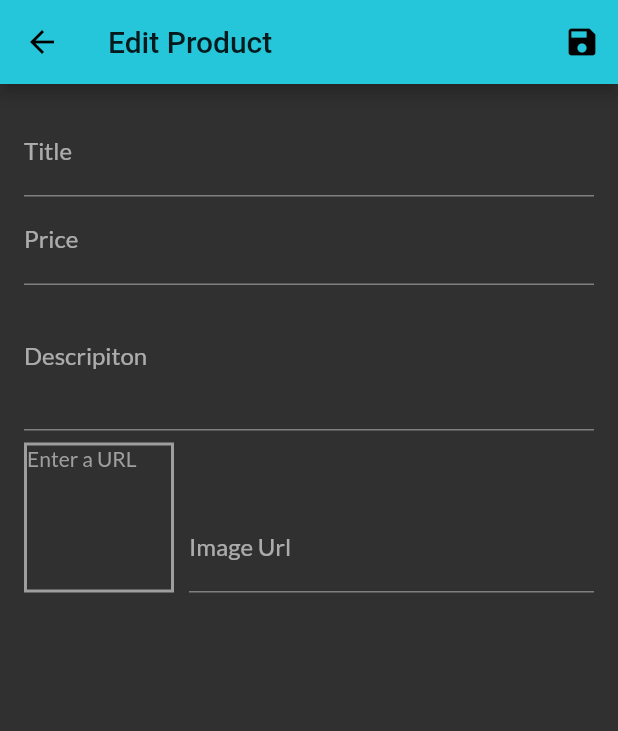
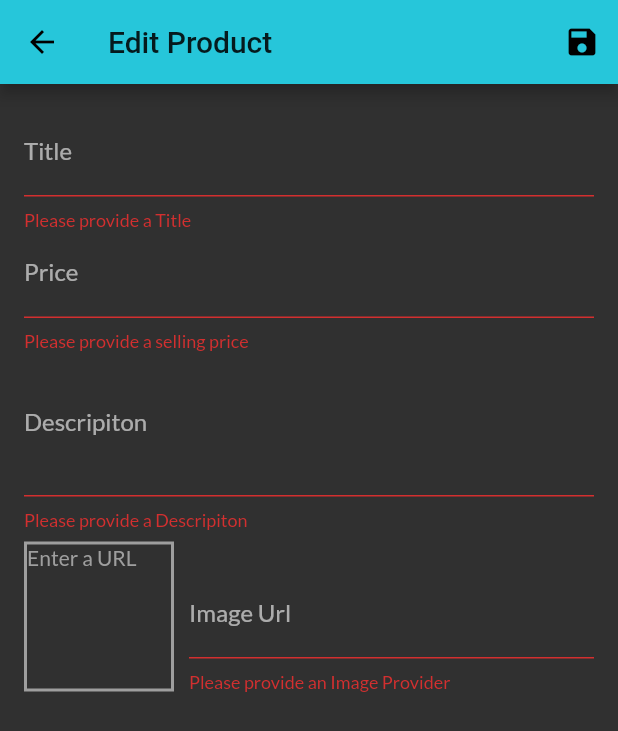
Before and after one commit to Breldan-Muturi/E-commerce-App, a Flutter app: the EditProductScreen screen opened by its route, after a tap on the "save" icon, on a phone screen of 412 x 824 dp. Shown: the top 731 px of the screen. Run offline on Flutter 3.47's test engine with Material 2 defaults, Android fonts, the phone set to English and light mode, and no system bars; our stand-ins replace google_fonts; network calls fail.

```diff
--- a/lib/screens/edit_product_screen.dart
+++ b/lib/screens/edit_product_screen.dart
@@ -1,5 +1,7 @@
 import 'package:flutter/material.dart';
+import 'package:provider/provider.dart';
 import 'package:shopapp/providers/product.dart';
+import 'package:shopapp/providers/products.dart';
 
 class EditProductScreen extends StatefulWidget {
   static const routeName = '/edit-product';
@@ -22,10 +24,39 @@ class _EditProductScreenState extends State<EditProductScreen> {
     imageUrl: '',
   );
 
+  var _initValues = {
+    'title': '',
+    'description': '',
+    'price': '',
+    'imageUrl': '',
+  };
+  var _isInit = true;
+
   @override
   void initState() {
     super.initState();
     _imageUrlFocusNode.addListener(_updateImageUrl);
+  }
+
+  @override
+  void didChangeDependencies() {
+    if (_isInit) {
+      final productId = ModalRoute.of(context).settings.arguments as String;
+      if (productId != null) {
+        _editedProduct =
+            Provider.of<Products>(context, listen: false).findById(productId);
+        _initValues = {
+          'title': _editedProduct.title,
+          'description': _editedProduct.description,
+          'price': _editedProduct.price.toString(),
+          // 'imageUrl': _editedProduct.imageUrl,
+          'imageUrl': '',
+        };
+        _imageUrlController.text = _editedProduct.imageUrl;
+      }
+    }
+    _isInit = false;
+    super.didChangeDependencies();
   }
 
   @override
@@ -40,16 +71,30 @@ class _EditProductScreenState extends State<EditProductScreen> {
 
   void _updateImageUrl() {
     if (!_imageUrlFocusNode.hasFocus) {
+      if ((!_imageUrlController.text.startsWith('http') &&
+              !_imageUrlController.text.startsWith('https')) ||
+          (!_imageUrlController.text.endsWith('.png') &&
+              !_imageUrlController.text.endsWith('.jpeg') &&
+              !_imageUrlController.text.endsWith('.jpg'))) {
+        return;
+      }
       setState(() {});
     }
   }
 
   void _saveForm() {
+    final isValid = _form.currentState.validate();
+    if (!isValid) {
+      return;
+    }
     _form.currentState.save();
-    print(_editedProduct.title);
-    print(_editedProduct.description);
-    print(_editedProduct.imageUrl);
-    print(_editedProduct.price);
+    if (_editedProduct.id != null) {
+      Provider.of<Products>(context, listen: false)
+          .updateProducts(_editedProduct.id, _editedProduct);
+    } else {
+      Provider.of<Products>(context, listen: false).addProduct(_editedProduct);
+    }
+    Navigator.of(context).pop();
   }
 
   @override
@@ -74,21 +119,26 @@ class _EditProductScreenState extends State<EditProductScreen> {
             child: Column(
               children: <Widget>[
                 TextFormField(
+                    initialValue: _initValues['title'],
                     decoration: InputDecoration(labelText: 'Title'),
                     textInputAction: TextInputAction.next,
                     onFieldSubmitted: (_) {
                       FocusScope.of(context).requestFocus(_priceFocusNode);
                     },
+                    validator: (value) =>
+                        value.isEmpty ? 'Please provide a Title' : null,
                     onSaved: (value) {
                       _editedProduct = Product(
                         title: value,
                         price: _editedProduct.price,
                         description: _editedProduct.description,
                         imageUrl: _editedProduct.imageUrl,
-                        id: null,
+                        id: _editedProduct.id,
+                        isFavorite: _editedProduct.isFavorite,
                       );
                     }),
                 TextFormField(
+                    initialValue: _initValues['price'],
                     decoration: InputDecoration(labelText: 'Price'),
                     textInputAction: TextInputAction.next,
                     keyboardType: TextInputType.number,
@@ -97,27 +147,51 @@ class _EditProductScreenState extends State<EditProductScreen> {
                       FocusScope.of(context)
                           .requestFocus(_descriptionFocusNode);
                     },
+                    validator: (value) {
+                      if (value.isEmpty) {
+                        return 'Please provide a selling price';
+                      }
+                      if (double.tryParse(value) == null) {
+                        return 'Please provide a valid number';
+                      }
+                      if (double.tryParse(value) <= 0) {
+                        return 'Please provide a selling price greater than zero';
+                      }
+                      return null;
+                    },
                     onSaved: (value) {
                       _editedProduct = Product(
                         title: _editedProduct.title,
                         price: double.parse(value),
                         description: _editedProduct.description,
                         imageUrl: _editedProduct.imageUrl,
-                        id: null,
+                        id: _editedProduct.id,
+                        isFavorite: _editedProduct.isFavorite,
                       );
                     }),
                 TextFormField(
+                    initialValue: _initValues['description'],
                     decoration: InputDecoration(labelText: 'Descripiton'),
                     maxLines: 3,
                     keyboardType: TextInputType.multiline,
                     focusNode: _descriptionFocusNode,
+                    validator: (value) {
+                      if (value.isEmpty) {
+                        return 'Please provide a Descripiton';
+                      }
+                      if (value.length <= 10) {
+                        return 'Should be at least 10 characters long';
+                      }
+                      return null;
+                    },
                     onSaved: (value) {
                       _editedProduct = Product(
                         title: _editedProduct.title,
                         price: _editedProduct.price,
                         description: value,
                         imageUrl: _editedProduct.imageUrl,
-                        id: null,
+                        id: _editedProduct.id,
+                        isFavorite: _editedProduct.isFavorite,
                       );
                     }),
                 Row(
@@ -152,13 +226,29 @@ class _EditProductScreenState extends State<EditProductScreen> {
                           onFieldSubmitted: (_) {
                             _saveForm();
                           },
+                          validator: (value) {
+                            if (value.isEmpty) {
+                              return 'Please provide an Image Provider';
+                            }
+                            if (!value.startsWith('http') &&
+                                !value.startsWith('https')) {
+                              return 'Please provide a valid Url';
+                            }
+                            if (!value.endsWith('.png') &&
+                                !value.endsWith('.jpeg') &&
+                                !value.endsWith('.jpg')) {
+                              return 'Please provide a valid image Url';
+                            }
+                            return null;
+                          },
                           onSaved: (value) {
                             _editedProduct = Product(
                               title: _editedProduct.title,
                               price: _editedProduct.price,
                               description: _editedProduct.description,
                               imageUrl: value,
-                              id: null,
+                              id: _editedProduct.id,
+                              isFavorite: _editedProduct.isFavorite,
                             );
                           }),
                     ),
--- a/lib/widgets/cart_item.dart
+++ b/lib/widgets/cart_item.dart
@@ -81,7 +81,7 @@ class CartItem extends StatelessWidget {
               style: TextStyle(color: Colors.white),
             ),
             subtitle: Text(
-              'Total: \$${(price * quantity)}',
+              'Total: \$${(price * quantity).toStringAsFixed(2)}',
               style: TextStyle(color: Colors.white),
             ),
             trailing: Text(
```
Also changed, not shown: lib/providers/products.dart (+29 -6 lines), lib/screens/user_products_screen.dart (+5 -2 lines), lib/widgets/user_product_item.dart (+11 -3 lines).
